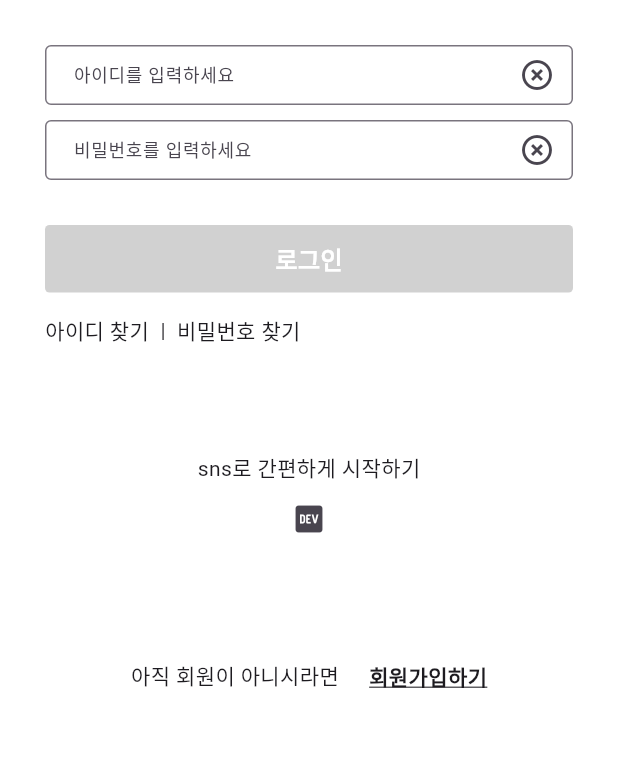
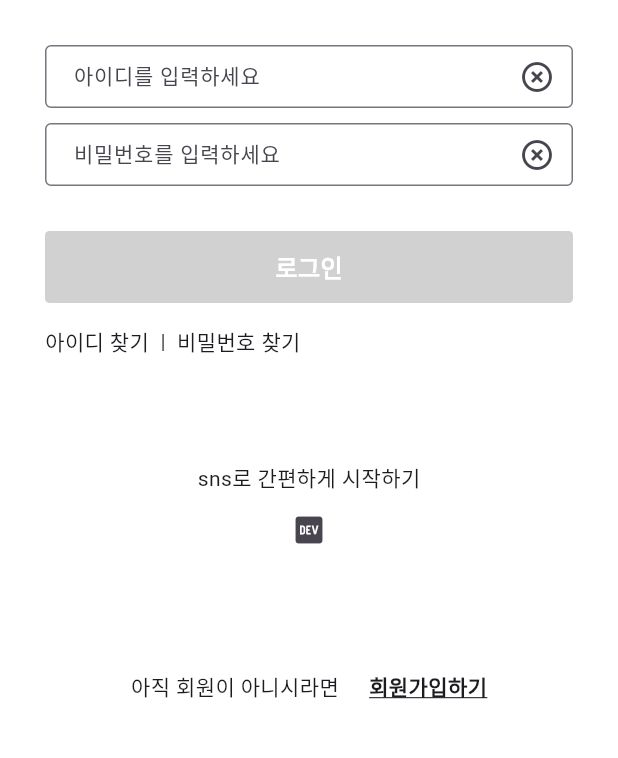
Before and after one commit to Blueberry-team-assignment/staful, a Flutter app: the screen it shows after launch, on a phone screen of 412 x 824 dp, the part 366-1124 px from its top. Run offline on Flutter 3.47's test engine with Material 3 defaults, Android fonts, the phone set to English and light mode, and no system bars.

Commit message:
login screen ui

```diff
--- a/staful/lib/main.dart
+++ b/staful/lib/main.dart
@@ -59,10 +59,10 @@ class MyWidget extends StatelessWidget {
               Column(
                 children: [
                   SizedBox(
-                    height: 40,
+                    height: 42,
                     child: TextFormField(
                       style: const TextStyle(
-                        fontSize: 12,
+                        fontSize: 14,
                       ),
                       decoration: InputDecoration(
                           suffixIcon: IconButton(
@@ -83,10 +83,10 @@ class MyWidget extends StatelessWidget {
                     height: 10,
                   ),
                   SizedBox(
-                    height: 40,
+                    height: 42,
                     child: TextFormField(
                       style: const TextStyle(
-                        fontSize: 12,
+                        fontSize: 14,
                       ),
                       decoration: InputDecoration(
                           suffixIcon: IconButton(
@@ -115,7 +115,7 @@ class MyWidget extends StatelessWidget {
                       Expanded(
                         child: Container(
                           alignment: Alignment.center,
-                          height: 45,
+                          height: 48,
                           decoration: BoxDecoration(
                             color: const Color(subColor),
                             borderRadius: BorderRadius.circular(3),
```
